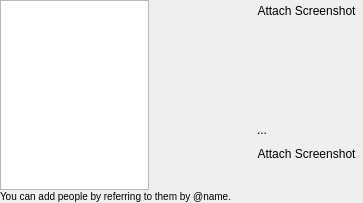
Qt form python/note_input_widget/resources/note_input_widget.ui (shotgunsoftware/tk-framework-qtwidgets) before a commit.
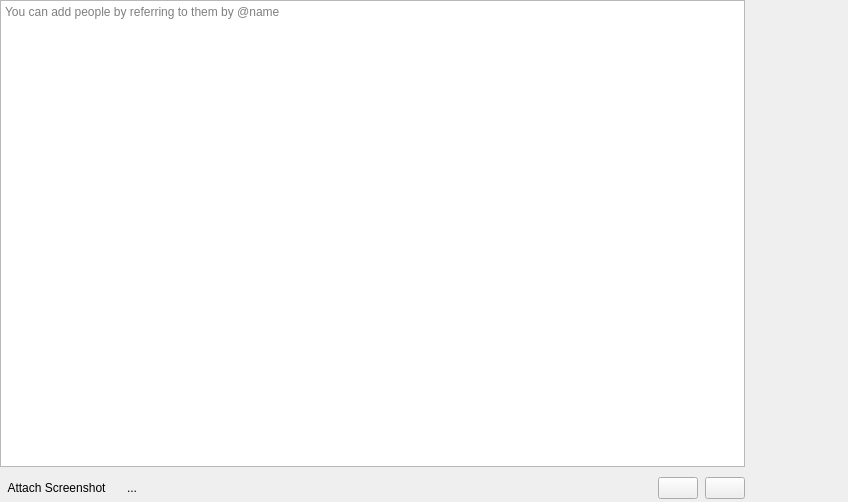
The same form after that commit. The open tabs and pages were chosen to show the change. Icons and pictures are not drawn. Custom widgets are drawn as their Qt base class.

Commit message: SHOT-4246: Improve note input widget UI (#167)

The edit to the form file:
```diff
--- a/python/note_input_widget/resources/note_input_widget.ui
+++ b/python/note_input_widget/resources/note_input_widget.ui
@@ -6,8 +6,8 @@
    <rect>
     <x>0</x>
     <y>0</y>
-    <width>363</width>
-    <height>203</height>
+    <width>848</width>
+    <height>502</height>
    </rect>
   </property>
   <property name="sizePolicy">
@@ -41,12 +41,126 @@
        </property>
        <item>
         <layout class="QHBoxLayout" name="horizontalLayout">
+         <property name="spacing">
+          <number>7</number>
+         </property>
          <item>
-          <widget class="NoteEditor" name="text_entry">
-           <property name="focusPolicy">
-            <enum>Qt::ClickFocus</enum>
-           </property>
-          </widget>
+          <layout class="QVBoxLayout" name="verticalLayout">
+           <item>
+            <widget class="NoteEditor" name="text_entry">
+             <property name="focusPolicy">
+              <enum>Qt::ClickFocus</enum>
+             </property>
+             <property name="placeholderText">
+              <string>You can add people by referring to them by @name</string>
+             </property>
+            </widget>
+           </item>
+           <item>
+            <layout class="QHBoxLayout" name="horizontalLayout_5">
+             <property name="spacing">
+              <number>7</number>
+             </property>
+             <property name="topMargin">
+              <number>3</number>
+             </property>
+             <property name="bottomMargin">
+              <number>3</number>
+             </property>
+             <item>
+              <widget class="QToolButton" name="screenshot">
+               <property name="toolTip">
+                <string>Take a screenshot</string>
+               </property>
+               <property name="text">
+                <string>Attach Screenshot</string>
+               </property>
+               <property name="icon">
+                <iconset resource="resources.qrc">
+                 <normaloff>:/tk_framework_qtwidgets.note_input_widget/camera_hl.png</normaloff>:/tk_framework_qtwidgets.note_input_widget/camera_hl.png</iconset>
+               </property>
+               <property name="toolButtonStyle">
+                <enum>Qt::ToolButtonIconOnly</enum>
+               </property>
+               <property name="autoRaise">
+                <bool>true</bool>
+               </property>
+              </widget>
+             </item>
+             <item>
+              <widget class="QToolButton" name="attach">
+               <property name="toolTip">
+                <string>Attach Files</string>
+               </property>
+               <property name="text">
+                <string>...</string>
+               </property>
+               <property name="icon">
+                <iconset resource="resources.qrc">
+                 <normaloff>:/tk_framework_qtwidgets.note_input_widget/paper_clip.png</normaloff>:/tk_framework_qtwidgets.note_input_widget/paper_clip.png</iconset>
+               </property>
+               <property name="autoRaise">
+                <bool>true</bool>
+               </property>
+              </widget>
+             </item>
+             <item>
+              <spacer name="horizontalSpacer_2">
+               <property name="orientation">
+                <enum>Qt::Horizontal</enum>
+               </property>
+               <property name="sizeHint" stdset="0">
+                <size>
+                 <width>40</width>
+                 <height>20</height>
+                </size>
+               </property>
+              </spacer>
+             </item>
+             <item>
+              <widget class="SGCancelPushButton" name="close">
+               <property name="sizePolicy">
+                <sizepolicy hsizetype="Maximum" vsizetype="Fixed">
+                 <horstretch>0</horstretch>
+                 <verstretch>0</verstretch>
+                </sizepolicy>
+               </property>
+               <property name="toolTip">
+                <string/>
+               </property>
+               <property name="text">
+                <string/>
+               </property>
+              </widget>
+             </item>
+             <item>
+              <widget class="SGSubmitPushButton" name="submit">
+               <property name="sizePolicy">
+                <sizepolicy hsizetype="Preferred" vsizetype="Fixed">
+                 <horstretch>0</horstretch>
+                 <verstretch>0</verstretch>
+                </sizepolicy>
+               </property>
+               <property name="toolTip">
+                <string>Create a new note</string>
+               </property>
+               <property name="text">
+                <string/>
+               </property>
+               <property name="iconSize">
+                <size>
+                 <width>20</width>
+                 <height>20</height>
+                </size>
+               </property>
+               <property name="flat">
+                <bool>false</bool>
+               </property>
+              </widget>
+             </item>
+            </layout>
+           </item>
+          </layout>
          </item>
          <item>
           <widget class="QLabel" name="thumbnail">
@@ -77,123 +191,13 @@
            <property name="alignment">
             <set>Qt::AlignBottom|Qt::AlignHCenter</set>
            </property>
+           <property name="margin">
+            <number>0</number>
+           </property>
           </widget>
          </item>
-         <item>
-          <layout class="QVBoxLayout" name="button_layout_right">
-           <property name="spacing">
-            <number>3</number>
-           </property>
-           <property name="leftMargin">
-            <number>5</number>
-           </property>
-           <item>
-            <widget class="QToolButton" name="close">
-             <property name="toolTip">
-              <string>Cancel</string>
-             </property>
-             <property name="text">
-              <string>Attach Screenshot</string>
-             </property>
-             <property name="icon">
-              <iconset resource="resources.qrc">
-               <normaloff>:/tk_framework_qtwidgets.note_input_widget/close.png</normaloff>:/tk_framework_qtwidgets.note_input_widget/close.png</iconset>
-             </property>
-             <property name="toolButtonStyle">
-              <enum>Qt::ToolButtonIconOnly</enum>
-             </property>
-             <property name="autoRaise">
-              <bool>true</bool>
-             </property>
-            </widget>
-           </item>
-           <item>
-            <spacer name="verticalSpacer">
-             <property name="orientation">
-              <enum>Qt::Vertical</enum>
-             </property>
-             <property name="sizeHint" stdset="0">
-              <size>
-               <width>20</width>
-               <height>40</height>
-              </size>
-             </property>
-            </spacer>
-           </item>
-           <item>
-            <widget class="QToolButton" name="attach">
-             <property name="toolTip">
-              <string>Attach Files</string>
-             </property>
-             <property name="text">
-              <string>...</string>
-             </property>
-             <property name="icon">
-              <iconset resource="resources.qrc">
-               <normaloff>:/tk_framework_qtwidgets.note_input_widget/paper_clip.png</normaloff>:/tk_framework_qtwidgets.note_input_widget/paper_clip.png</iconset>
-             </property>
-             <property name="autoRaise">
-              <bool>true</bool>
-             </property>
-            </widget>
-           </item>
-           <item>
-            <widget class="QToolButton" name="screenshot">
-             <property name="toolTip">
-              <string>Take a screenshot</string>
-             </property>
-             <property name="text">
-              <string>Attach Screenshot</string>
-             </property>
-             <property name="icon">
-              <iconset resource="resources.qrc">
-               <normaloff>:/tk_framework_qtwidgets.note_input_widget/camera_hl.png</normaloff>:/tk_framework_qtwidgets.note_input_widget/camera_hl.png</iconset>
-             </property>
-             <property name="toolButtonStyle">
-              <enum>Qt::ToolButtonIconOnly</enum>
-             </property>
-             <property name="autoRaise">
-              <bool>true</bool>
-             </property>
-            </widget>
-           </item>
-           <item>
-            <widget class="QToolButton" name="submit">
-             <property name="sizePolicy">
-              <sizepolicy hsizetype="Preferred" vsizetype="Fixed">
-               <horstretch>0</horstretch>
-               <verstretch>0</verstretch>
-              </sizepolicy>
-             </property>
-             <property name="toolTip">
-              <string>Create Note</string>
-             </property>
-             <property name="text">
-              <string/>
-             </property>
-             <property name="icon">
-              <iconset resource="resources.qrc">
-               <normaloff>:/tk_framework_qtwidgets.note_input_widget/tick.png</normaloff>:/tk_framework_qtwidgets.note_input_widget/tick.png</iconset>
-             </property>
-             <property name="toolButtonStyle">
-              <enum>Qt::ToolButtonIconOnly</enum>
-             </property>
-             <property name="autoRaise">
-              <bool>true</bool>
-             </property>
-            </widget>
-           </item>
-          </layout>
-         </item>
         </layout>
        </item>
-       <item>
-        <widget class="QLabel" name="hint_label">
-         <property name="text">
-          <string>&lt;small&gt;You can add people by referring to them by @name.&lt;/small&gt;</string>
-         </property>
-        </widget>
-       </item>
       </layout>
      </widget>
      <widget class="QWidget" name="preview_page">
@@ -426,6 +430,16 @@
    <extends>QTextEdit</extends>
    <header>..note_editor</header>
   </customwidget>
+  <customwidget>
+   <class>SGSubmitPushButton</class>
+   <extends>QPushButton</extends>
+   <header>..sg_qwidgets</header>
+  </customwidget>
+  <customwidget>
+   <class>SGCancelPushButton</class>
+   <extends>QPushButton</extends>
+   <header>..sg_qwidgets</header>
+  </customwidget>
  </customwidgets>
  <resources>
   <include location="resources.qrc"/>
```
Left out of the diff: 164 changed lines with no effect on the pictures. The commit also changes 10 other files.
